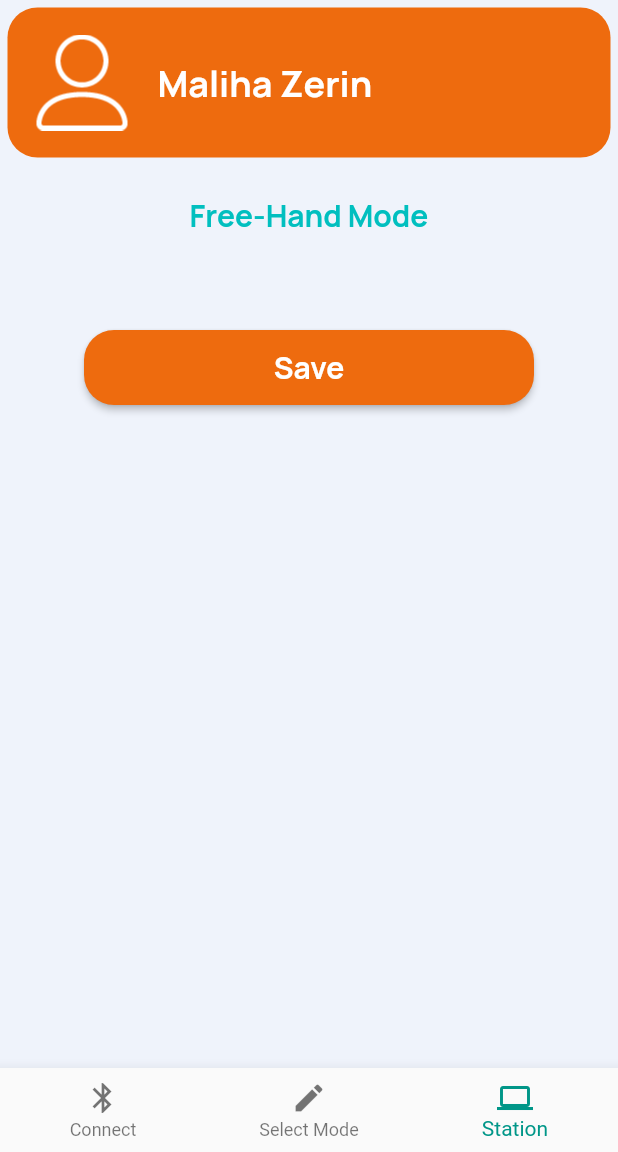
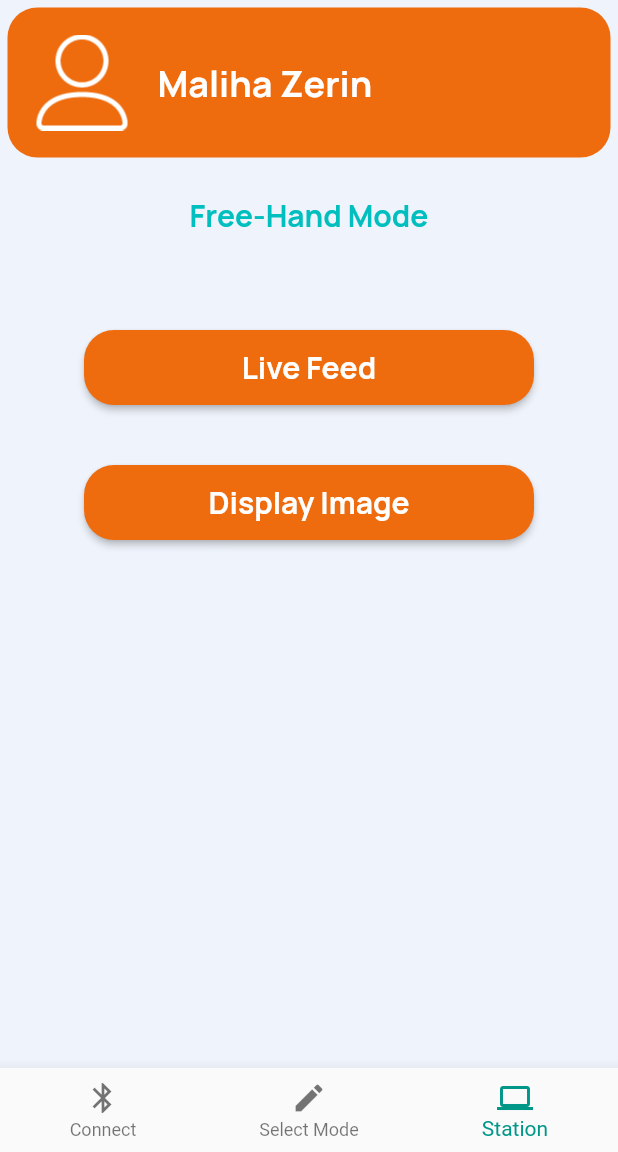
Before and after one commit to khaledirfan/Lightcanvas, a Flutter app: the freehand screen opened directly, on a phone screen of 412 x 824 dp, the part 84-1236 px from its top. Run offline on Flutter 3.47's test engine with Material 2 defaults, Android fonts, the phone set to English and light mode, and no system bars; missing offline and left inert: flutter_inappwebview; network calls fail; project files that could hold a hidden picture were left out.

Commit message:
two ned pages added for displaying live camera feed and image

```diff
--- a/lib/connect.dart
+++ b/lib/connect.dart
@@ -190,13 +190,13 @@ class _connectState extends State<connect> {
                     MaterialPageRoute(builder: (context) => modes()),
                   );
                 }
-                if (current_Index == 2) {
+              /*  if (current_Index == 2) {
                   //navigate to station page
                   Navigator.push(
                     context,
                     MaterialPageRoute(builder: (context) => station()),
                   );
-                }
+                }*/
               });
             }),
       ),
--- a/lib/freehand.dart
+++ b/lib/freehand.dart
@@ -7,6 +7,8 @@ import 'connect.dart';
 import 'signin1.dart';
 import 'signup.dart';
 import 'station.dart';
+import 'flask_test.dart';
+import 'camera_feed.dart';
 
 class freehand extends StatefulWidget {
   @override
@@ -105,12 +107,35 @@ int current_Index = 2;
             ),
 
 //second button
-            Container(
-
+            Padding(
+              padding: EdgeInsets.all(20),
             ),
-//third button
-            Container(
-
+            SizedBox(
+              height: 50,
+              width: 300,
+              child: ElevatedButton(
+                onPressed: () {
+                 // Navigator.push(
+                  //  context,
+                  //  MaterialPageRoute(builder: (context) => LiveCameraScreen(cameraUrl: 'http://your_camera_url')),
+                  //);
+                },
+                child: Text(
+                  "Live Feed",
+                  style: TextStyle(
+                    fontSize: 20.0,
+                    fontFamily: 'Manrope',
+                    color: Colors.white,
+                  ),
+                ),
+                style: ElevatedButton.styleFrom(
+                  minimumSize: const Size.fromHeight(50),
+                  backgroundColor: Color(0xFFEE6B0E),
+                  shape: RoundedRectangleBorder(
+                    borderRadius: BorderRadius.circular(20),
+                  ),
+                ),
+              ),
             ),
 
 //let's get started button
@@ -124,11 +149,11 @@ int current_Index = 2;
                 onPressed: () {
                   Navigator.push(
                     context,
-                    MaterialPageRoute(builder: (context) => freehand()),
+                    MaterialPageRoute(builder: (context) => ImageScreen()),
                   );
                 },
                 child: Text(
-                  "Save",
+                  "Display Image",
                   style: TextStyle(
                     fontSize: 20.0,
                     fontFamily: 'Manrope',
--- a/lib/mode.dart
+++ b/lib/mode.dart
@@ -267,13 +267,13 @@ class _modesState extends State<modes> {
                     MaterialPageRoute(builder: (context) => connect()),
                   );
                 }
-                if (current_Index == 2) {
+            /*    if (current_Index == 2) {
                   //navigate to station page
                   Navigator.push(
                     context,
                     MaterialPageRoute(builder: (context) => station()),
                   );
-                }
+                }*/
               });
             }),
       ),
--- a/pubspec.yaml
+++ b/pubspec.yaml
@@ -29,8 +29,13 @@ environment:
 # the latest version available on pub.dev. To see which dependencies have newer
 # versions available, run `flutter pub outdated`.
 dependencies:
+
   flutter:
     sdk: flutter
+  camera: ^0.10.5+2
+  path_provider: ^2.0.15
+  http: ^1.0.0
+  flutter_inappwebview: ^5.7.2+3
 
 
   # The following adds the Cupertino Icons font to your application.
```
Also changed, not shown: lib/camera_feed.dart (added, +20 -0 lines), lib/flask_test.dart (added, +47 -0 lines), pubspec.lock, 3 other files.
